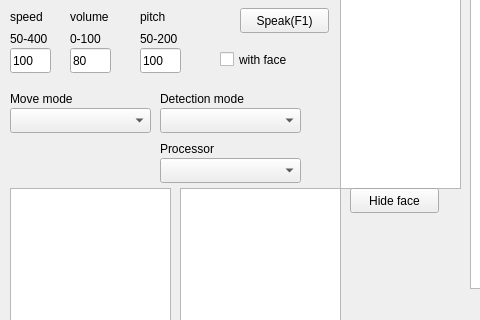
Qt form Server/Zenbo/mainwindow.ui (yangchihyuan/RobotNurseHelper) before a commit; both pictures show x 0 to 480 and y 292 to 612 of the 1126 by 857 pixel window.
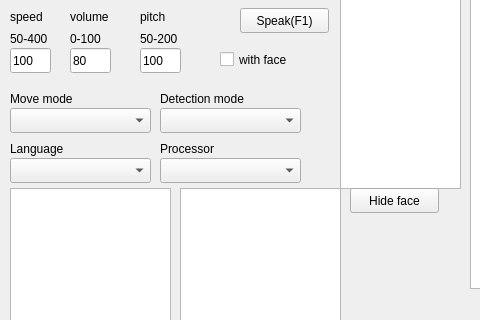
The same form after that commit.

Commit message: add options of languages, create a common mainwindow.cpp

Patch:
```diff
--- a/Server/Zenbo/mainwindow.ui
+++ b/Server/Zenbo/mainwindow.ui
@@ -897,6 +897,29 @@
      <string>Hide face</string>
     </property>
    </widget>
+   <widget class="QComboBox" name="comboBox_Language">
+    <property name="geometry">
+     <rect>
+      <x>10</x>
+      <y>450</y>
+      <width>141</width>
+      <height>25</height>
+     </rect>
+    </property>
+   </widget>
+   <widget class="QLabel" name="label_28">
+    <property name="geometry">
+     <rect>
+      <x>10</x>
+      <y>430</y>
+      <width>81</width>
+      <height>21</height>
+     </rect>
+    </property>
+    <property name="text">
+     <string>Language</string>
+    </property>
+   </widget>
   </widget>
   <widget class="QStatusBar" name="statusbar"/>
  </widget>
```
The commit also changes 123 other files.
